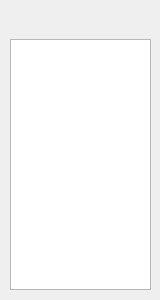
Qt form Update/Logic_Gate_Simulator/Dialogs/widget_customgates.ui (ElliotHarding/Logic-Gate-Simulator) before a commit.
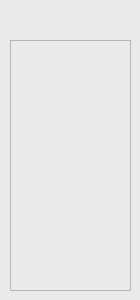
The same form after that commit. Icons and pictures are not drawn.

Commit message: Fix background color bug

```diff
--- a/Update/Logic_Gate_Simulator/Dialogs/widget_customgates.ui
+++ b/Update/Logic_Gate_Simulator/Dialogs/widget_customgates.ui
@@ -6,7 +6,7 @@
    <rect>
     <x>0</x>
     <y>0</y>
-    <width>160</width>
+    <width>140</width>
     <height>300</height>
    </rect>
   </property>
@@ -14,14 +14,17 @@
    <string>Form</string>
   </property>
   <property name="autoFillBackground">
-   <bool>true</bool>
+   <bool>false</bool>
+  </property>
+  <property name="styleSheet">
+   <string notr="true">background-color:rgb(234, 234, 234);</string>
   </property>
   <widget class="QListWidget" name="customGateListWidget">
    <property name="geometry">
     <rect>
      <x>10</x>
-     <y>39</y>
-     <width>141</width>
+     <y>40</y>
+     <width>121</width>
      <height>251</height>
     </rect>
    </property>
```
The commit also changes 8 other files.
